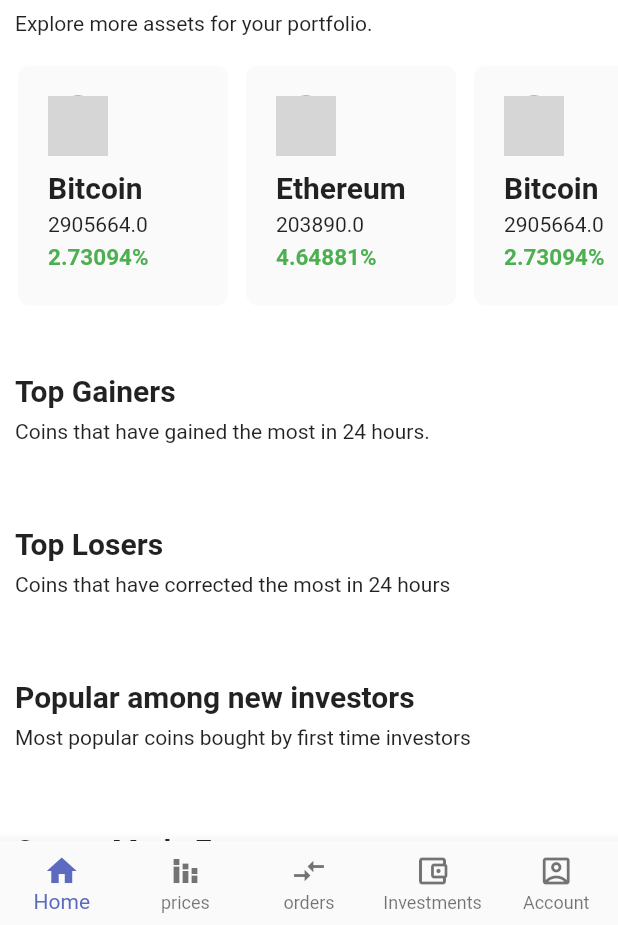
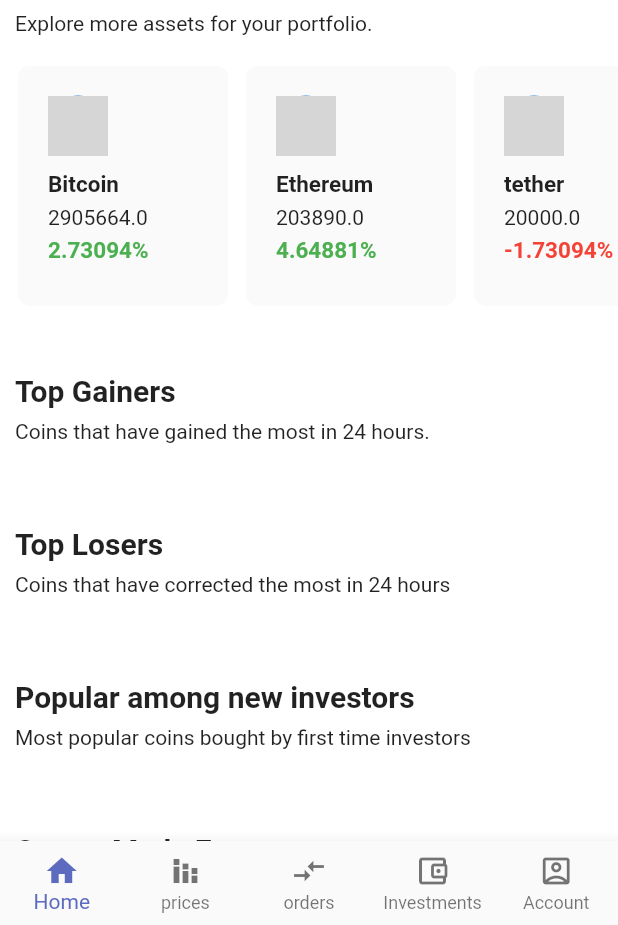
Before and after one commit to Anurag2405/Cryotoapp, a Flutter app: the screen it shows after launch, on a phone screen of 412 x 824 dp, the part 311-1236 px from its top. Run offline on Flutter 3.47's test engine with Material 2 defaults, Android fonts, the phone set to English and light mode, and no system bars; our stand-ins replace flutter_spinkit; network calls fail; grey boxes are pictures that could not be loaded.

Commit message:
added 2 dummy cards

```diff
--- a/lib/home pages/card.dart
+++ b/lib/home pages/card.dart
@@ -39,7 +39,7 @@
                 Text(
                   name,
                   style: TextStyle(
-                    fontSize: 20.0,
+                    fontSize: 15.0,
                     fontWeight: FontWeight.bold,
                   ),
                 ),
--- a/lib/main.dart
+++ b/lib/main.dart
@@ -47,6 +47,7 @@
       bottomNavigationBar: BottomNavigationBar(
         onTap: (index)  => setState(() => currentIndex = index),
         type: BottomNavigationBarType.fixed,
+        // backgroundColor: Colors.black,
         selectedItemColor: Colors.indigo[400],
         currentIndex: currentIndex,
         items: [
--- a/lib/pages/home.dart
+++ b/lib/pages/home.dart
@@ -86,8 +86,11 @@
                   SizedBox(width: 12,),
                   Coincard(name: "Ethereum", symbol: "ETH", imageurl: "https://assets.coingecko.com/coins/images/279/large/ethereum.png?1595348880", price: 203890.0, change: 9057.39, changePercentage: 4.64881),
                   SizedBox(width: 12,),
-                  Coincard(name: "Bitcoin", symbol: "BTC", imageurl: "https://assets.coingecko.com/coins/images/1/large/bitcoin.png?1547033579", price: 2905664, change: 77242, changePercentage: 2.73094),
-                ],
+                  Coincard(name: "tether", symbol: "usdt", imageurl: "https://assets.coingecko.com/coins/images/325/large/Tether-logo.png?1598003707", price: 20000, change: 500, changePercentage: -1.73094),
+                  SizedBox(width: 12,),
+                  Coincard(name: "binancecoin", symbol: "BNB", imageurl: "https://assets.coingecko.com/coins/images/825/large/bnb-icon2_2x.png?1644979850", price: 2905664.0, change: 77242.0, changePercentage: 2.73094),
+                  SizedBox(width: 12,),
+              ],
           ),
           ),
           const SizedBox(
```
